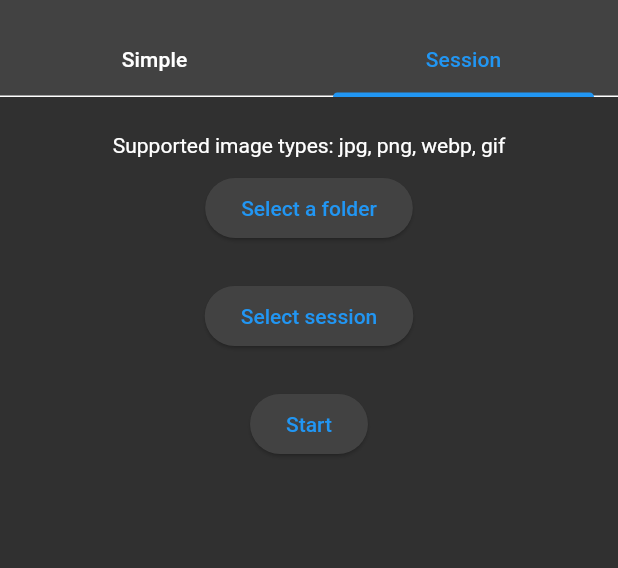
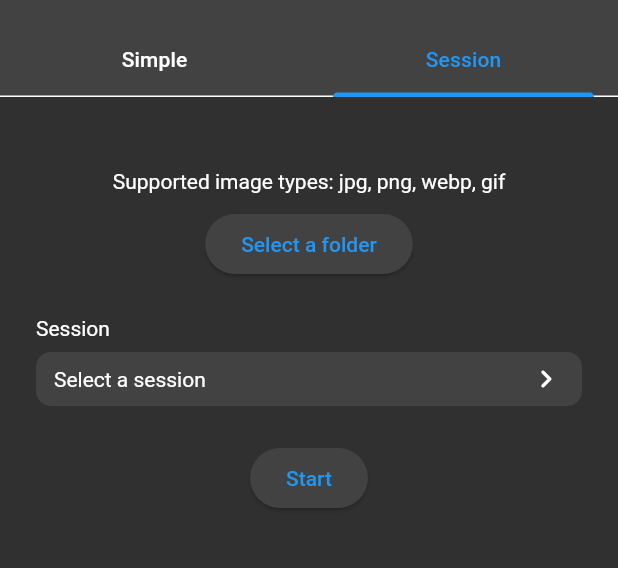
Before and after one commit to greymatcha/figure-drawing, a Flutter app: the screen it shows after launch, tab 2 chosen, on a phone screen of 412 x 824 dp, the part 59-627 px from its top. Run offline on Flutter 3.47's test engine with Material 2 defaults, Android fonts, the phone set to English and light mode, and no system bars; our stand-ins replace file_picker.

Commit message:
feature: create SessionRow widget, stylistic improvements

```diff
--- a/lib/pages/home.dart
+++ b/lib/pages/home.dart
@@ -102,20 +102,26 @@ class _HomePageState extends State<HomePage> {
         ),
         body: TabBarView(
             children: [
-              HomeTabSimpleWidget(
+              Padding(
+                padding: const EdgeInsets.symmetric(vertical: 24, horizontal: 24),
+                child: HomeTabSimpleWidget(
                     hasSelectedFolders,
                     imagePaths,
                     folderName,
                     selectImages,
                     startSession
                 ),
-              HomeTabSessionWidget(
+              ),
+              Padding(
+                padding: const EdgeInsets.symmetric(vertical: 24, horizontal: 24),
+                child: HomeTabSessionWidget(
                     hasSelectedFolders,
                     imagePaths,
                     folderName,
                     selectImages,
                     startSession
                 ),
+              )
           ]
         )
       )
--- /dev/null
+++ b/lib/widgets/home/session_row.dart
@@ -0,0 +1,79 @@
+import 'package:flutter/material.dart';
+
+import 'package:figure_drawing/classes.dart' as classes;
+
+class SessionRow extends StatelessWidget {
+  final classes.Session session;
+  final int? index;
+  final Function(classes.Session, int)? editSession;
+  final Function(int)? deleteSession;
+  final VoidCallback? clickAction;
+  final bool showIcon;
+
+  const SessionRow(
+    this.session,
+    this.index,
+    this.editSession,
+    this.deleteSession,
+    this.clickAction,
+    this.showIcon,
+    { super.key }
+  );
+
+  @override
+  Widget build(BuildContext context) {
+    return Container(
+      decoration: BoxDecoration(
+        color: Colors.grey[800],
+        borderRadius: const BorderRadius.all(Radius.circular(10))
+      ),
+      padding: const EdgeInsets.symmetric(horizontal: 12, vertical: 6),
+      child: GestureDetector(
+        behavior: HitTestBehavior.translucent,
+        onTap: () {
+          if (clickAction != null) {
+            clickAction!();
+          }
+        },
+        child: Row(
+          mainAxisAlignment: MainAxisAlignment.spaceBetween,
+          children: [
+            Text(session.title),
+            Row(
+              mainAxisAlignment: MainAxisAlignment.center,
+              children: [
+                editSession != null ? IconButton(
+                  onPressed: () {
+                    editSession!(session, index!);
+                  },
+                  icon: const Icon(Icons.edit),
+                  iconSize: 18,
+                ) : const SizedBox(),
+                deleteSession != null ? Row(
+                  mainAxisAlignment: MainAxisAlignment.center,
+                  children: [
+                    const SizedBox(width: 4),
+                    IconButton(
+                      onPressed: () {
+                        deleteSession!(index!);
+                      },
+                      icon: const Icon(Icons.delete_outline),
+                      iconSize: 18,
+                    ),
+                  ],
+                ) : const SizedBox(),
+                showIcon ? Row(
+                  mainAxisAlignment: MainAxisAlignment.center,
+                  children: const [
+                    SizedBox(width: 4),
+                    Icon(Icons.chevron_right_rounded)
+                  ],
+                ) : const SizedBox(),
+              ],
+            )
+          ]
+        )
+      )
+    );
+  }
+}
--- a/lib/widgets/home/tab_session.dart
+++ b/lib/widgets/home/tab_session.dart
@@ -3,6 +3,7 @@ import 'package:flutter/material.dart';
 import 'package:figure_drawing/classes.dart' as classes;
 import 'package:figure_drawing/pages/select_session.dart';
 import 'package:figure_drawing/utilities/session_management.dart';
+import 'package:figure_drawing/widgets/home/session_row.dart';
 
 class HomeTabSessionWidget extends StatefulWidget {
   final bool hasSelectedFolders;
@@ -89,18 +90,25 @@ class _HomeTabSessionWidget extends State<HomeTabSessionWidget> {
               }()))
           ),
           const SizedBox(height: 24),
-            session != null ? Row(
-                mainAxisAlignment: MainAxisAlignment.spaceBetween,
-                children: [
-                  Text(session!.title),
+
+          Row(
+            children: const [
+              Text("Session")
             ]
-            ) : const SizedBox(),
-            ElevatedButton(
-                onPressed: () {
-                  navigateSelectSessionPage(context);
-                },
-                child: const Text("Select session")
           ),
+          const SizedBox(height: 8),
+          session != null ? SessionRow(session!, 1, null, null,
+              () => {
+                navigateSelectSessionPage(context)
+              }, true
+            ) : SessionRow(
+            classes.Session("1", "Select a session", []),
+              1, null, null,
+                  () => {
+                navigateSelectSessionPage(context)
+              }, true
+            ),
+
           const SizedBox(height: 24),
           Column(
             children: [
```
Also changed, not shown: lib/pages/create_session.dart (+22 -34 lines), lib/pages/select_session.dart (+13 -46 lines). Lines whose indentation alone changed are shown as unchanged.
